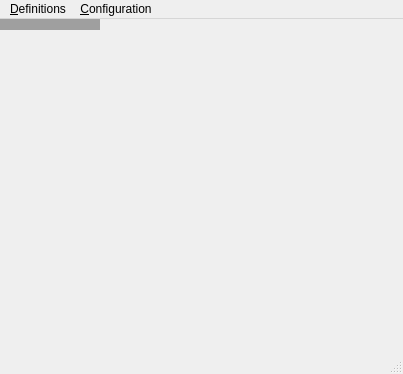
Old version of the form client/menus/mainmenu.ui in the repository Wolframe/configurator.
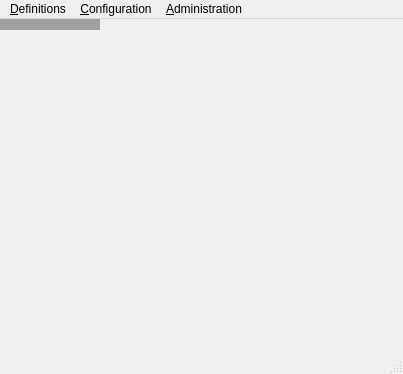
New version of the form. Icons and pictures are not drawn.

What changed in the file:
```diff
--- a/client/menus/mainmenu.ui
+++ b/client/menus/mainmenu.ui
@@ -60,8 +60,15 @@
     </property>
     <addaction name="action_configurations"/>
    </widget>
+   <widget class="QMenu" name="menu_Administration">
+    <property name="title">
+     <string>&amp;Administration</string>
+    </property>
+    <addaction name="action_export_data"/>
+   </widget>
    <addaction name="menuForms"/>
    <addaction name="menuConfiguration"/>
+   <addaction name="menu_Administration"/>
   </widget>
   <widget class="QStatusBar" name="statusbar"/>
   <action name="action_categories_features">
```
Left out of the diff: 11 changed lines with no effect on the pictures.
